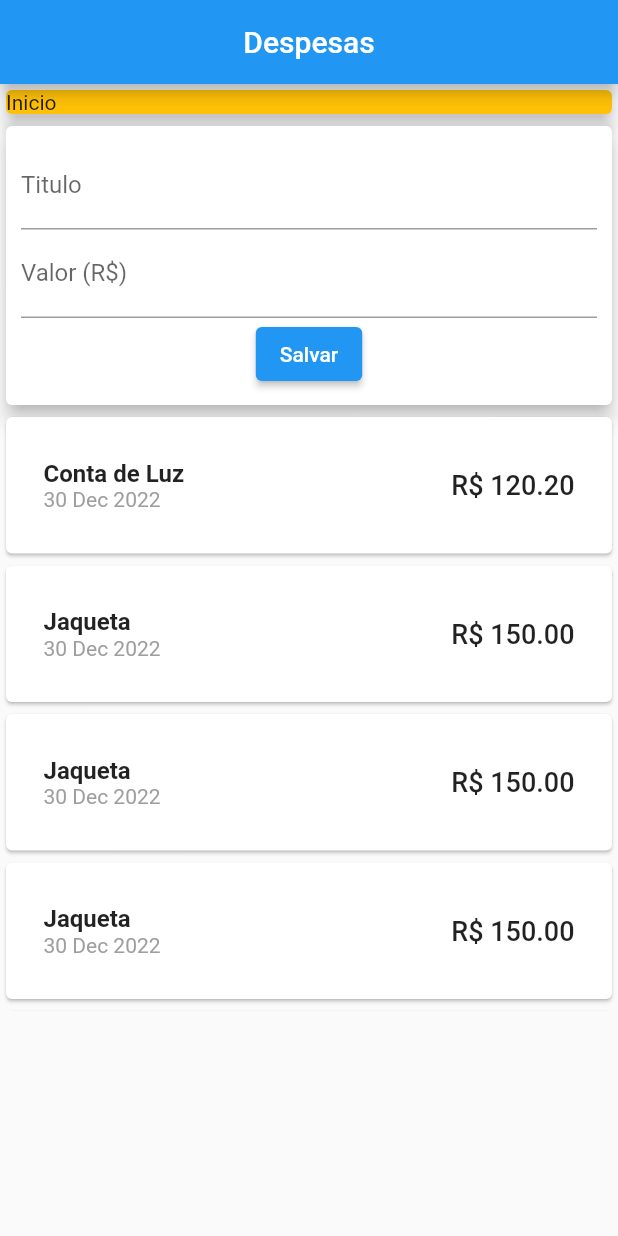
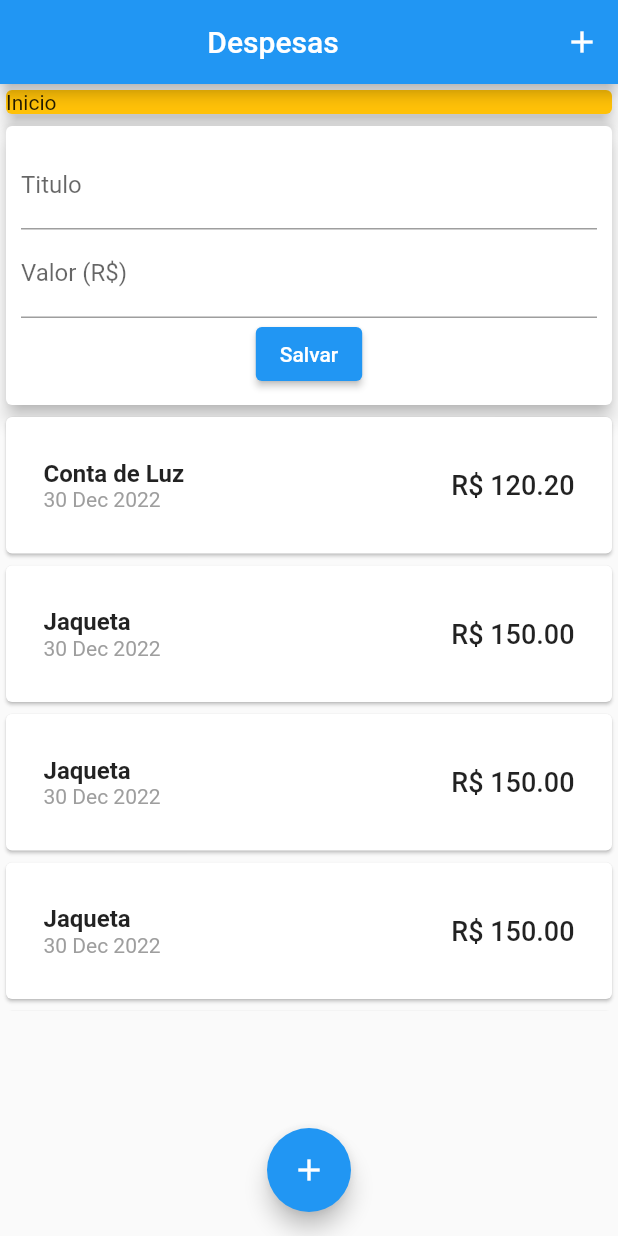
Before and after one commit to leiarafaela/expenses, a Flutter app: the screen it shows after launch, on a phone screen of 412 x 824 dp. Run offline on Flutter 3.47's test engine with Material 2 defaults, Android fonts, the phone set to English and light mode, and no system bars.

Commit message:
add buttons for modal

```diff
--- a/lib/main.dart
+++ b/lib/main.dart
@@ -26,6 +26,12 @@ class HomePage extends StatelessWidget {
     return Scaffold(
       appBar: AppBar(
         title: const Center(child: Text('Despesas')),
+        actions: [
+          IconButton(
+            onPressed: () {},
+            icon: Icon(Icons.add),
+          )
+        ],
       ),
       body: SingleChildScrollView(
         child: Column(
@@ -42,6 +48,11 @@ class HomePage extends StatelessWidget {
           ],
         ),
       ),
+      floatingActionButton: FloatingActionButton(
+        child: const Icon(Icons.add),
+        onPressed: () {},
+      ),
+      floatingActionButtonLocation: FloatingActionButtonLocation.centerFloat,
     );
   }
 }
```
